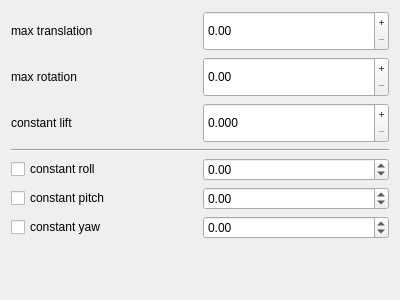
The window that src/ui/UASSkyeControlAdvancedWidget.ui (skye-git/qgroundcontrol-old) describes before a commit, drawn with Qt 5.
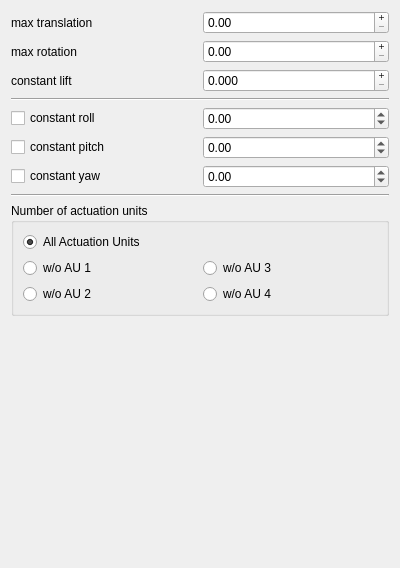
The same window after the commit.

Commit message: ADDED allocation case Radio Buttons and submitting them as parameter. Not tested yet.

```diff
--- a/src/ui/UASSkyeControlAdvancedWidget.ui
+++ b/src/ui/UASSkyeControlAdvancedWidget.ui
@@ -7,7 +7,7 @@
     <x>0</x>
     <y>0</y>
     <width>400</width>
-    <height>300</height>
+    <height>568</height>
    </rect>
   </property>
   <property name="windowTitle">
@@ -21,7 +21,7 @@
        <property name="minimumSize">
         <size>
          <width>0</width>
-         <height>40</height>
+         <height>0</height>
         </size>
        </property>
        <property name="wrapping">
@@ -53,7 +53,7 @@
        <property name="minimumSize">
         <size>
          <width>0</width>
-         <height>40</height>
+         <height>0</height>
         </size>
        </property>
        <property name="buttonSymbols">
@@ -92,7 +92,7 @@
        <property name="minimumSize">
         <size>
          <width>0</width>
-         <height>40</height>
+         <height>0</height>
         </size>
        </property>
        <property name="buttonSymbols">
@@ -194,6 +194,66 @@
      </item>
     </layout>
    </item>
+   <item>
+    <widget class="Line" name="line_2">
+     <property name="orientation">
+      <enum>Qt::Horizontal</enum>
+     </property>
+    </widget>
+   </item>
+   <item>
+    <widget class="QGroupBox" name="groupBox">
+     <property name="title">
+      <string>Number of actuation units</string>
+     </property>
+     <layout class="QGridLayout" name="gridLayout_4">
+      <item row="1" column="0">
+       <widget class="QRadioButton" name="radioButtonWoAU1">
+        <property name="text">
+         <string>w/o AU 1</string>
+        </property>
+        <property name="checked">
+         <bool>false</bool>
+        </property>
+       </widget>
+      </item>
+      <item row="1" column="1">
+       <widget class="QRadioButton" name="radioButtonWoAU3">
+        <property name="text">
+         <string>w/o AU 3</string>
+        </property>
+       </widget>
+      </item>
+      <item row="4" column="1">
+       <widget class="QRadioButton" name="radioButtonWoAU4">
+        <property name="text">
+         <string>w/o AU 4</string>
+        </property>
+       </widget>
+      </item>
+      <item row="0" column="0">
+       <widget class="QRadioButton" name="radioButtonAllAU">
+        <property name="enabled">
+         <bool>true</bool>
+        </property>
+        <property name="text">
+         <string>All Actuation Units</string>
+        </property>
+        <property name="checked">
+         <bool>true</bool>
+        </property>
+       </widget>
+      </item>
+      <item row="4" column="0">
+       <widget class="QRadioButton" name="radioButtonWoAU2">
+        <property name="text">
+         <string>w/o AU 2</string>
+        </property>
+       </widget>
+      </item>
+     </layout>
+    </widget>
+   </item>
    <item>
     <spacer name="verticalSpacer">
      <property name="orientation">
```
The commit also changes 6 other files.
